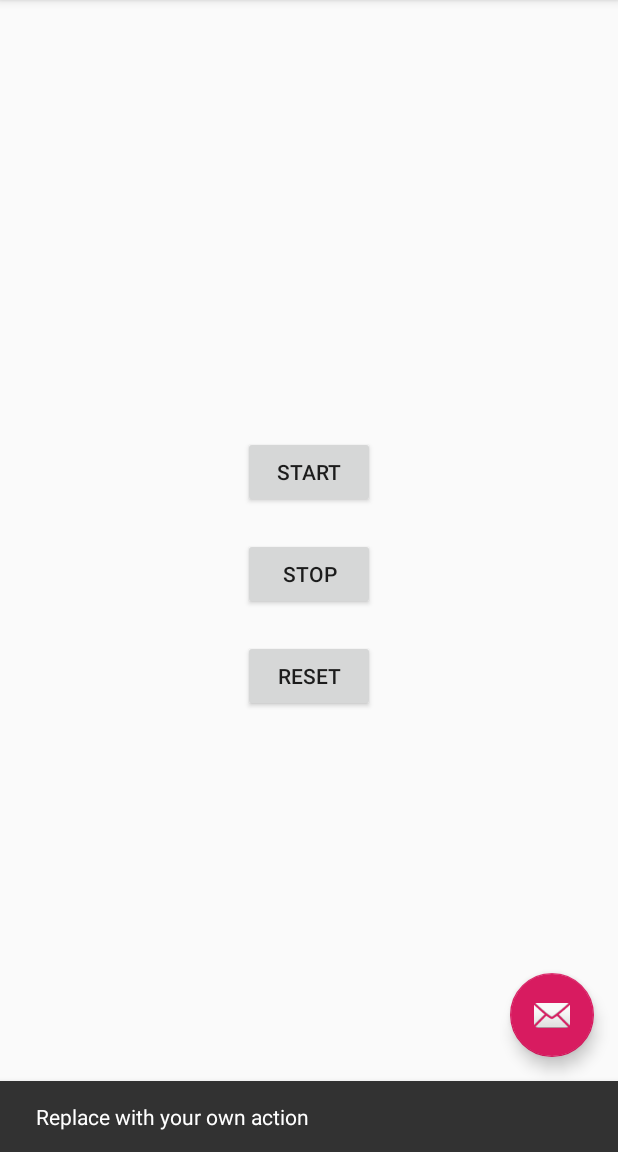
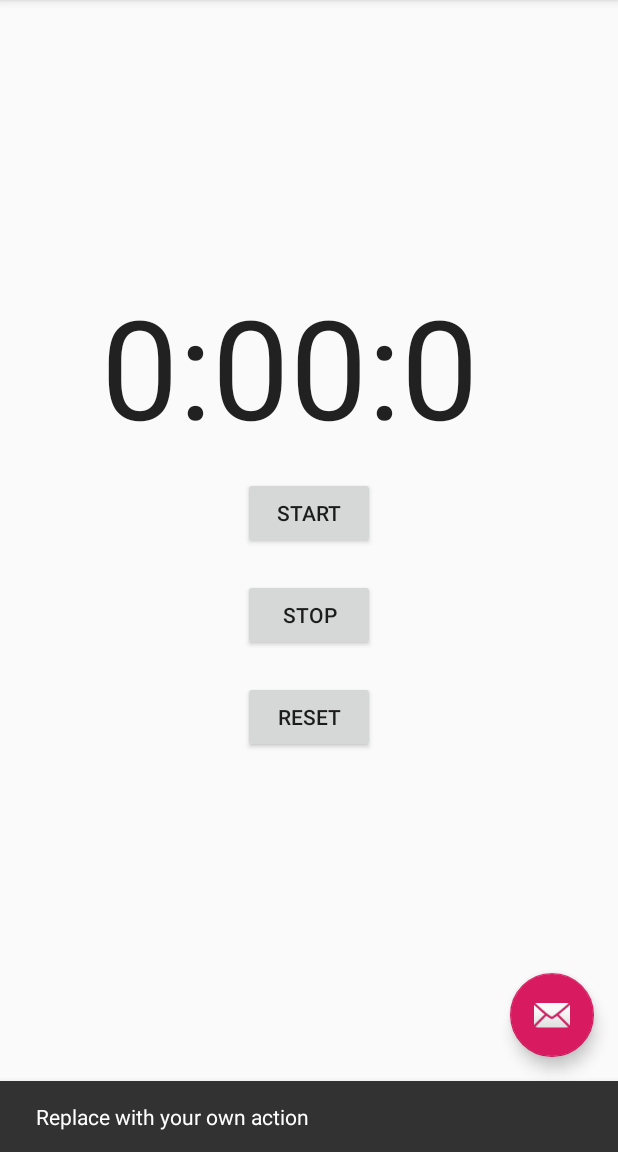
Before and after one commit to AntropovD/HeadFirst-Android, an Android app: the screen it shows after launch (Stopwatch), after a tap on "START", on a phone screen of 412 x 824 dp, the part 84-1236 px from its top. Run offline under Robolectric (Android 15) with nearby library versions, the phone set to English and light mode, and no system bars; 1 other tap on this screen came first.

Commit message:
Stopwatch logic

```diff
--- a/Stopwatch/app/src/main/java/com/example/dmitry/stopwatch/Stopwatch.java
+++ b/Stopwatch/app/src/main/java/com/example/dmitry/stopwatch/Stopwatch.java
@@ -1,15 +1,20 @@
 package com.example.dmitry.stopwatch;
 
 import android.os.Bundle;
+import android.os.Handler;
 import android.support.design.widget.FloatingActionButton;
 import android.support.design.widget.Snackbar;
 import android.support.v7.app.AppCompatActivity;
 import android.support.v7.widget.Toolbar;
-import android.view.View;
 import android.view.Menu;
 import android.view.MenuItem;
+import android.view.View;
+import android.widget.TextView;
 
 public class Stopwatch extends AppCompatActivity {
+
+    private int seconds = 0;
+    private boolean isRunning = false;
 
     @Override
     protected void onCreate(Bundle savedInstanceState) {
@@ -26,6 +31,7 @@ public class Stopwatch extends AppCompatActivity {
                         .setAction("Action", null).show();
             }
         });
+        runTimer();
     }
 
     @Override
@@ -51,11 +57,36 @@ public class Stopwatch extends AppCompatActivity {
     }
 
     public void onClickStart(View view) {
+        isRunning = true;
     }
 
     public void onClickStop(View view) {
+        isRunning = false;
     }
 
     public void onClickReset(View view) {
+        isRunning = false;
+        seconds = 0;
+    }
+
+    private void runTimer() {
+        final TextView timeView = findViewById(R.id.time_view);
+        final Handler handler = new Handler();
+
+        handler.post(new Runnable() {
+            @Override
+            public void run() {
+                int hours = seconds / 3600;
+                int minutes = (seconds % 3600) / 60;
+                int secs = seconds % 60;
+                String format = "%d:%02d:%02d";
+                String time = String.format(format, hours, minutes, secs);
+                timeView.setText(time);
+                if (isRunning) {
+                    seconds++;
+                }
+                handler.postDelayed(this, 1000);
+            }
+        });
     }
 }
--- a/Stopwatch/app/src/main/res/layout/content_stopwatch.xml
+++ b/Stopwatch/app/src/main/res/layout/content_stopwatch.xml
@@ -10,17 +10,17 @@
 
     <TextView
         android:id="@+id/time_view"
-        android:layout_width="0dp"
-        android:layout_height="wrap_content"
+        android:layout_width="277dp"
+        android:layout_height="115dp"
         android:text="@string/empty"
         android:textAppearance="?android:attr/textAppearanceLarge"
         android:textSize="92sp"
         app:layout_constraintBottom_toBottomOf="parent"
-        app:layout_constraintHorizontal_bias="0.0"
-        app:layout_constraintLeft_toLeftOf="parent"
-        app:layout_constraintRight_toRightOf="parent"
+        app:layout_constraintEnd_toEndOf="parent"
+        app:layout_constraintHorizontal_bias="0.5"
+        app:layout_constraintStart_toStartOf="parent"
         app:layout_constraintTop_toTopOf="parent"
-        app:layout_constraintVertical_bias="0.229" />
+        app:layout_constraintVertical_bias="0.28" />
 
     <Button
         android:id="@+id/start_button"
@@ -38,8 +38,8 @@
         android:layout_width="wrap_content"
         android:layout_height="wrap_content"
         android:layout_marginTop="20dp"
+        android:onClick="onClickStop"
         android:text="@string/stop"
-        android:onClick="onClickStop"
         app:layout_constraintEnd_toEndOf="parent"
         app:layout_constraintStart_toStartOf="parent"
         app:layout_constraintTop_toBottomOf="@+id/start_button" />
@@ -49,8 +49,8 @@
         android:layout_width="wrap_content"
         android:layout_height="wrap_content"
         android:layout_marginTop="20dp"
+        android:onClick="onClickReset"
         android:text="@string/reset"
-        android:onClick="onClickReset"
         app:layout_constraintEnd_toEndOf="parent"
         app:layout_constraintStart_toStartOf="parent"
         app:layout_constraintTop_toBottomOf="@+id/stop_button" />
```
